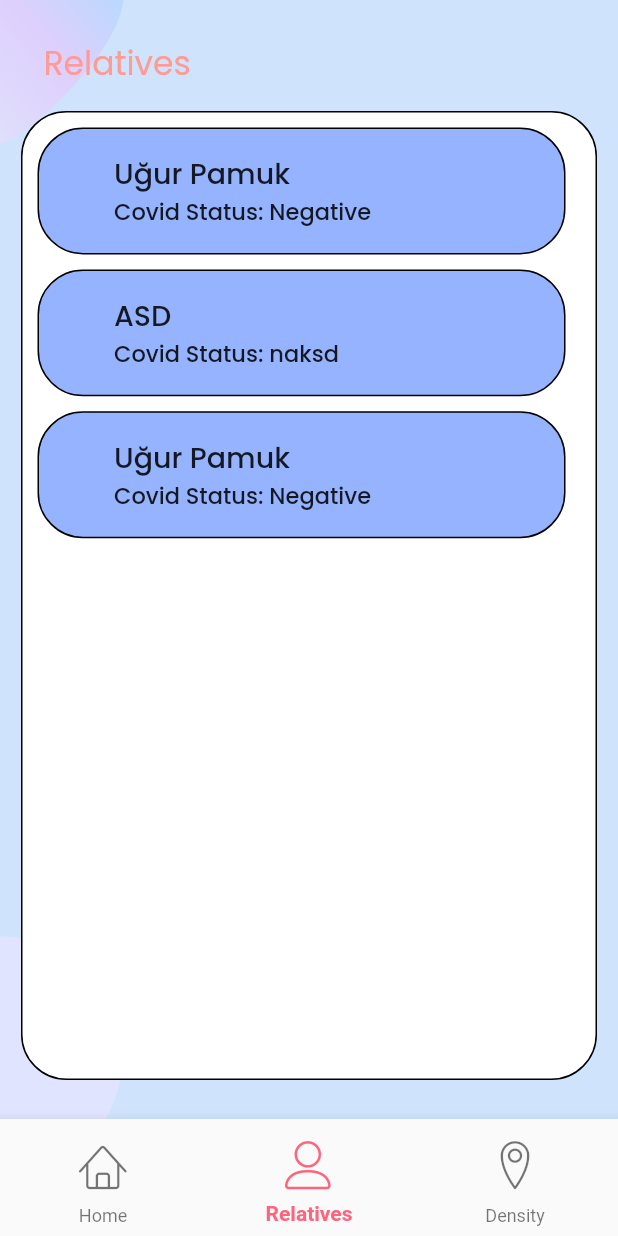
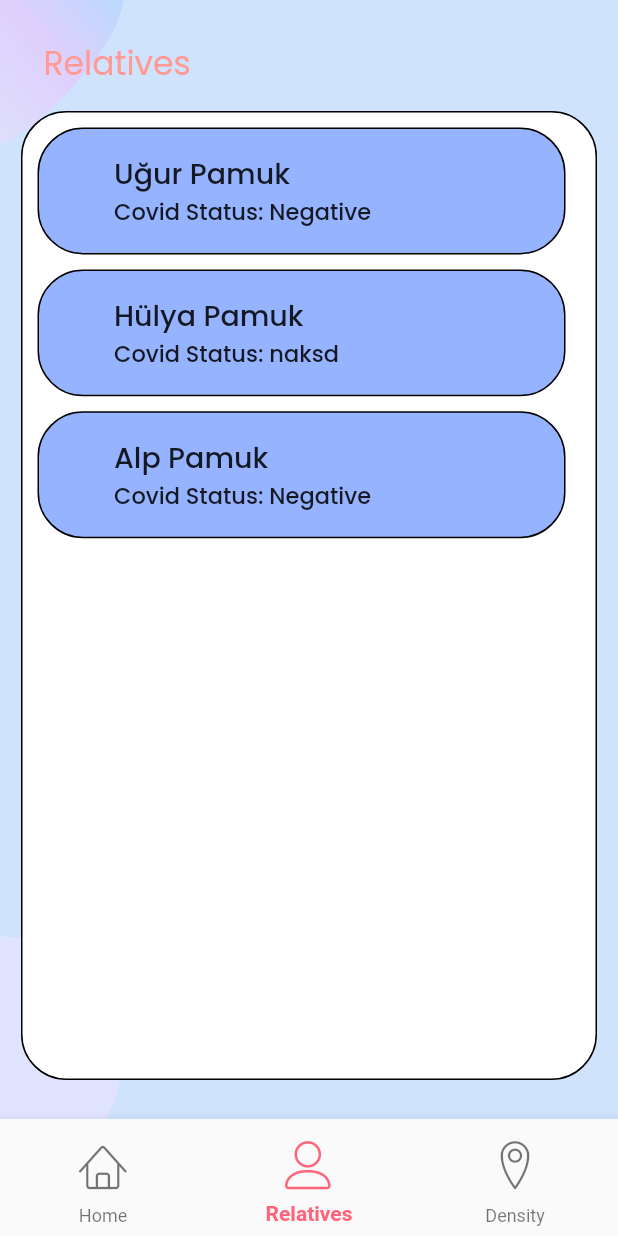
Before and after one commit to burhanemirkeles/capstone_project, a Flutter app: the screen it shows after launch, item 2 of the bottom bar chosen, on a phone screen of 412 x 824 dp. Run offline on Flutter 3.47's test engine with Material 2 defaults, Android fonts, the light colour scheme and no system bars; our stand-ins replace google_fonts, google_maps_flutter.

Commit message:
typo fixes

```diff
--- a/mobile/lib/main.dart
+++ b/mobile/lib/main.dart
@@ -1,6 +1,5 @@
 import 'package:capstone_project/Constants.dart';
 import 'package:capstone_project/screens/Main_Screen/main_screen.dart';
-import 'package:capstone_project/screens/Relatives_Page/relatives_screen.dart';
 import 'package:flutter/material.dart';
 
 void main() => runApp(const MyApp());
--- /dev/null
+++ b/mobile/lib/screens/Density_Page/body.dart
@@ -0,0 +1,16 @@
+import 'package:capstone_project/screens/Home_Page/Map/map_view.dart';
+import 'package:flutter/material.dart';
+
+class Body extends StatefulWidget {
+  const Body({Key? key}) : super(key: key);
+
+  @override
+  State<Body> createState() => _BodyState();
+}
+
+class _BodyState extends State<Body> {
+  @override
+  Widget build(BuildContext context) {
+    return const GoogleMapsMap();
+  }
+}
--- a/mobile/lib/screens/Density_Page/density_screen.dart
+++ b/mobile/lib/screens/Density_Page/density_screen.dart
@@ -1,3 +1,4 @@
+import 'package:capstone_project/screens/Density_Page/body.dart';
 import 'package:flutter/material.dart';
 
 class DensityPage extends StatefulWidget {
@@ -10,8 +11,6 @@ class DensityPage extends StatefulWidget {
 class _DensityPageState extends State<DensityPage> {
   @override
   Widget build(BuildContext context) {
-    return const Center(
-      child: Text("Density Page"),
-    );
+    return const Body();
   }
 }
--- a/mobile/lib/screens/Relatives_Page/body.dart
+++ b/mobile/lib/screens/Relatives_Page/body.dart
@@ -38,11 +38,11 @@ class _BodyState extends State<Body> {
                         covStatus: "Negative",
                       ),
                       RelativesCard(
-                        relativeName: "ASD",
+                        relativeName: "Hülya Pamuk",
                         covStatus: "naksd",
                       ),
                       RelativesCard(
-                        relativeName: "Uğur Pamuk",
+                        relativeName: "Alp Pamuk",
                         covStatus: "Negative",
                       ),
                     ],
```
Also changed, not shown: mobile/lib/model/map_model.dart (line endings or trailing spaces).
